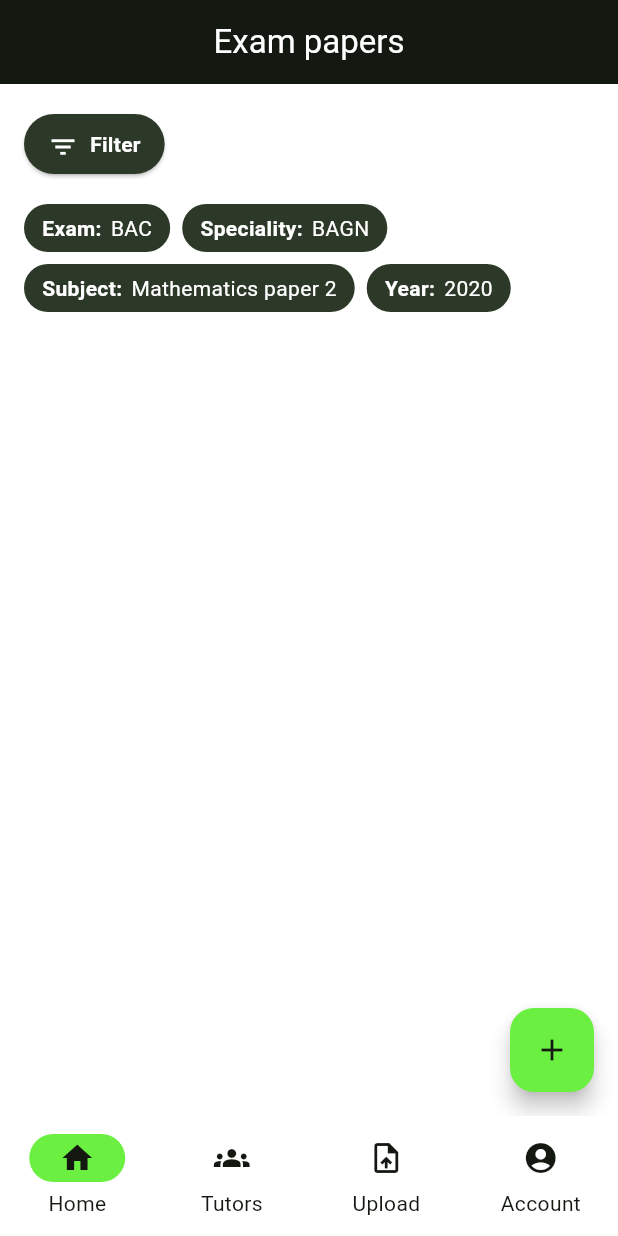
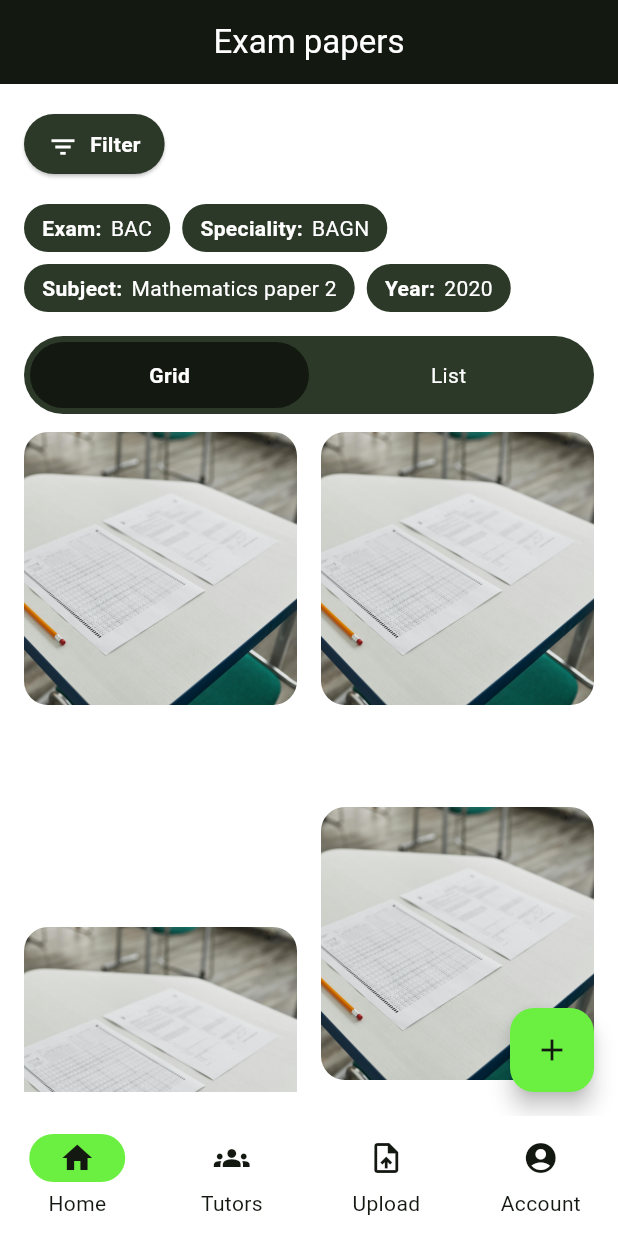
Before and after one commit to david-ouatedem/prepa-examen, a Flutter app: the screen it shows after launch, on a phone screen of 412 x 824 dp. Run offline on Flutter 3.47's test engine with Material 3 defaults, Android fonts, the phone set to English and light mode, and no system bars.

Commit message:
exam-paper card

```diff
--- /dev/null
+++ b/lib/common/ui/exam_doc_grid_card.dart
@@ -0,0 +1,51 @@
+import 'package:flutter/material.dart';
+
+class ExamDocGridCard extends StatelessWidget {
+  const ExamDocGridCard({
+    super.key,
+    required this.fileName,
+    required this.credits,
+    required this.imageUrl,
+  });
+
+  final String fileName;
+  final int credits;
+  final String imageUrl;
+
+  @override
+  Widget build(BuildContext context) {
+    return IntrinsicHeight(
+      child: Column(
+        crossAxisAlignment: CrossAxisAlignment.start,
+        children: [
+          ClipRRect(
+            borderRadius: BorderRadius.circular(16),
+            child: SizedBox(
+              width: double.infinity,
+              child: AspectRatio(
+                aspectRatio: 1,
+                child: Image.asset(imageUrl, fit: BoxFit.cover),
+              ),
+            ),
+          ),
+          const SizedBox(height: 8),
+          Text(
+            fileName,
+            style: Theme.of(context).textTheme.bodyMedium?.copyWith(
+              fontWeight: FontWeight.w600,
+              color: Colors.white,
+            ),
+            softWrap: true,
+          ),
+          const SizedBox(height: 8),
+          Text(
+            "$credits credits",
+            style: Theme.of(context).textTheme.bodySmall?.copyWith(
+              color: Theme.of(context).colorScheme.onSecondary,
+            ),
+          ),
+        ],
+      ),
+    );
+  }
+}
--- /dev/null
+++ b/lib/common/ui/tab_switch.dart
@@ -0,0 +1,58 @@
+import 'package:flutter/material.dart';
+
+class TabSwitch  extends StatelessWidget {
+  const TabSwitch({
+    super.key,
+    required this.tabs,
+    this.onChanged,
+    required this.selectedTabIndex
+  });
+
+  final List tabs;
+  final ValueChanged<int>? onChanged;
+  final int selectedTabIndex;
+
+  @override
+  Widget build(BuildContext context) {
+    return Container(
+     decoration: BoxDecoration(
+       color: Theme.of(context).colorScheme.secondary,
+       borderRadius: BorderRadius.circular(32),
+     ),
+      padding: const EdgeInsets.all(4),
+        child: Row(
+         children: List.generate(tabs.length, (index){
+           final bool isSelected = selectedTabIndex == index;
+           return Expanded(
+               child: GestureDetector(
+                 onTap: () => onChanged?.call(index),
+                   child: AnimatedContainer(
+                     duration: const Duration(milliseconds: 250),
+                     curve: Curves.easeInOut,
+                     padding: const EdgeInsets.symmetric(vertical: 12),
+                     decoration: BoxDecoration(
+                       color: isSelected
+                           ? Theme.of(context).colorScheme.onPrimary
+                           : Colors.transparent,
+                       borderRadius: BorderRadius.circular(32),
+                     ),
+                     child: Center(
+                       child: Text(
+                         tabs[index],
+                         style: TextStyle(
+                           color: isSelected
+                               ? Colors.white
+                               : Theme.of(context).colorScheme.onSecondary,
+                           fontWeight:
+                           isSelected ? FontWeight.w600 : FontWeight.w400,
+                         ),
+                       ),
+                     ),
+                   ),
+               )
+           );
+         }),
+        )
+    );
+  }
+}
--- a/lib/screens/home_screen.dart
+++ b/lib/screens/home_screen.dart
@@ -1,7 +1,10 @@
 import 'package:flutter/material.dart';
 import 'package:prepa_examen/common/ui/app_badge.dart';
 import 'package:prepa_examen/common/ui/app_button.dart';
+import 'package:prepa_examen/common/ui/exam_doc_grid_card.dart';
+import 'package:prepa_examen/common/ui/tab_switch.dart';
 import 'package:prepa_examen/l10n/app_localizations.dart';
+import 'package:flutter_staggered_grid_view/flutter_staggered_grid_view.dart';
 
 class HomeScreen extends StatefulWidget {
   const HomeScreen({super.key, required this.title});
@@ -13,11 +16,11 @@ class HomeScreen extends StatefulWidget {
 }
 
 class _MyHomeScreenState extends State<HomeScreen> {
-  int _counter = 0;
+  int _currentTabIndex = 0;
 
-  void _incrementCounter() {
+  void _setCurrentTabIndex(int index) {
     setState(() {
-      _counter++;
+      _currentTabIndex = index;
     });
   }
 
@@ -33,7 +36,7 @@ class _MyHomeScreenState extends State<HomeScreen> {
       body: Padding(
         padding: const EdgeInsets.all(16.0),
         child: Column(
-            crossAxisAlignment: CrossAxisAlignment.start,
+          crossAxisAlignment: CrossAxisAlignment.start,
           children: [
             AppButton(
               label: l10n.filter,
@@ -53,11 +56,37 @@ class _MyHomeScreenState extends State<HomeScreen> {
                 AppBadge(label: "Year", value: "2020"),
               ],
             ),
+            const SizedBox(height: 16),
+            TabSwitch(
+              tabs: ["Grid", "List"],
+              selectedTabIndex: _currentTabIndex,
+              onChanged: (index) {
+                _setCurrentTabIndex(index);
+              },
+            ),
+            const SizedBox(height: 12),
+            Expanded(
+              child: MasonryGridView.count(
+                crossAxisCount: 2,
+                crossAxisSpacing: 16,
+                mainAxisSpacing: 16,
+                itemCount: 10,
+                itemBuilder: (context, index) {
+                  return ExamDocGridCard(
+                    fileName: index % 3 == 0
+                        ? "Mathematics Paper ${index + 1} Very Long Title That Wraps Multiple Lines And Should Be Fully Visible Without Breaking Layout"
+                        : "Math Paper ${index + 1}",
+                    credits: 10,
+                    imageUrl: "assets/images/image-1.jpg",
+                  );
+                },
+              ),
+            ),
           ],
         ),
       ),
       floatingActionButton: FloatingActionButton(
-        onPressed: _incrementCounter,
+        onPressed: () {},
         tooltip: 'Increment',
         child: const Icon(Icons.add),
       ),
--- a/pubspec.yaml
+++ b/pubspec.yaml
@@ -11,6 +11,7 @@ dependencies:
     sdk: flutter
   intl: any
   cupertino_icons: ^1.0.8
+  flutter_staggered_grid_view: ^0.7.0
 dev_dependencies:
   flutter_test:
     sdk: flutter
@@ -18,3 +19,5 @@ dev_dependencies:
 flutter:
   generate: true
   uses-material-design: true
+  assets:
+    - assets/images/
```
Also changed, not shown: assets/images/image-1.jpg (added), lib/common/ui/exam_doc_list_item.dart (added), pubspec.lock.
